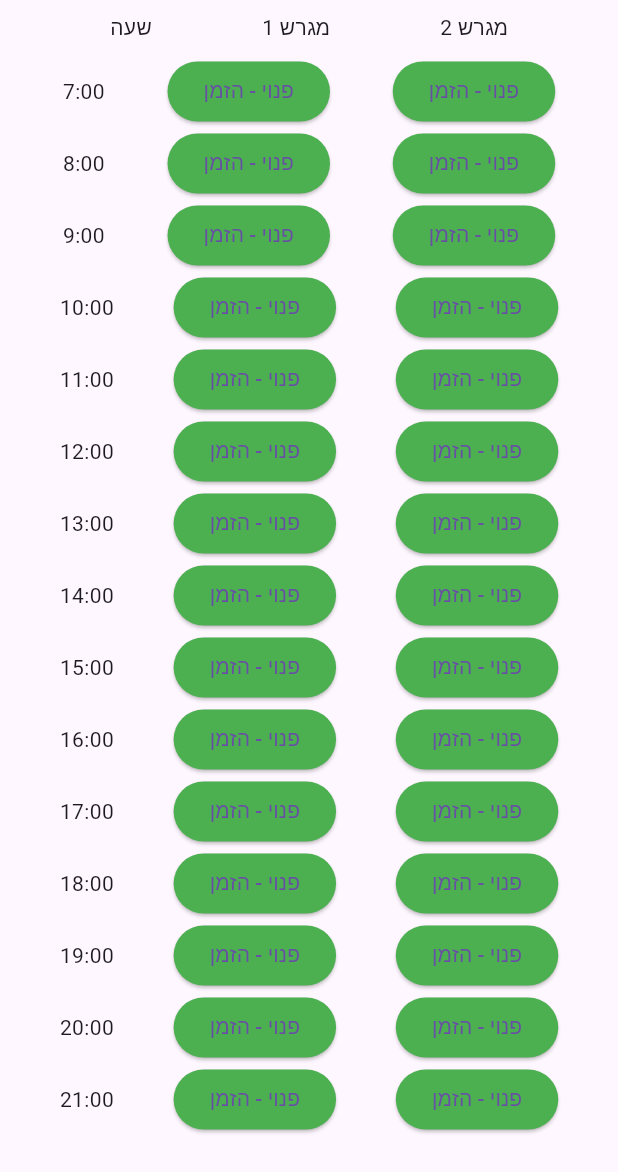
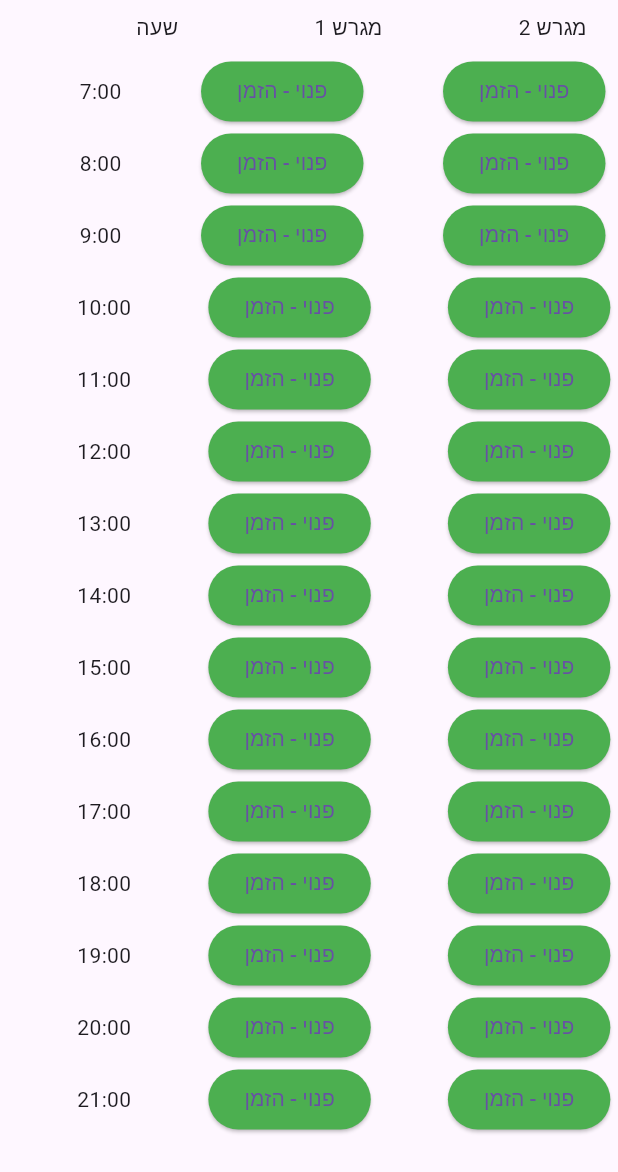
Before and after one commit to mikron30/carmeltennis, a Flutter app: the CourtReservations widget shown alone on an empty page, opened directly with empty values, on a phone screen of 412 x 824 dp. Shown: the top 1172 px of the screen. Run offline on Flutter 3.47's test engine with Material 3 defaults, Android fonts, the phone set to English and light mode, and no system bars; our stand-ins replace cloud_firestore, firebase_auth, firebase_core, go_router, google_fonts; missing offline and left inert: firebase_ui_auth; accounts and stored records are empty.

Commit message:
Add files via upload

```diff
--- a/lib/court_reservation.dart
+++ b/lib/court_reservation.dart
@@ -2,8 +2,8 @@ import 'package:flutter/material.dart';
 import 'package:cloud_firestore/cloud_firestore.dart';
 import 'package:firebase_auth/firebase_auth.dart';
 import 'reservation.dart';
-import 'user_manager.dart';
 import 'reservation_manager.dart';
+import 'package:intl/intl.dart';
 
 class CourtReservations extends StatefulWidget {
   final DateTime selectedDate; // Selected date passed from DateSelector
@@ -22,29 +22,22 @@ class CourtReservations extends StatefulWidget {
 
 class CourtReservationsState extends State<CourtReservations> {
   CourtReservationsState(); // Constructor to receive the selected date
-  Future<void>? _reservationsFuture;
+  Future<Map<String, dynamic>>? _reservationsFuture;
 
-  // Sample data for two courts
-  Map<int, Map<dynamic, dynamic>> court1Reservations = {
+  // Dynamic list to store reservations for each court
+  List<Map<int, Map<String, dynamic>>> courtsReservations = [];
+  bool isWeekend(DateTime date) {
+    // In Dart, weekday 6 represents Friday and 7 represents Saturday
+    return date.weekday == DateTime.friday || date.weekday == DateTime.saturday;
+  } // Example: Initializing for 2 courts, you can adjust based on actual number
+
+  void initReservations(int numberOfCourts) {
+    courtsReservations = List.generate(
+        numberOfCourts,
+        (index) => {
               for (var i = 7; i <= 21; i++)
-      i: {'isReserved': false, 'userName': '', 'partner': ''},
-  };
-
-  Map<int, Map<dynamic, dynamic>> court2Reservations = {
-    for (var i = 7; i <= 21; i++)
-      i: {'isReserved': false, 'userName': '', 'partner': ''},
-  };
-
-  void initReservations() {
-    // Initialize or reset your reservations data here
-    court1Reservations = {
-      for (var i = 7; i <= 21; i++)
-        i: {'isReserved': false, 'userName': '', 'partner': ''},
-    };
-    court2Reservations = {
-      for (var i = 7; i <= 21; i++)
-        i: {'isReserved': false, 'userName': '', 'partner': ''},
-    };
+                i: {'isReserved': false, 'userName': '', 'partner': ''}
+            });
     if (mounted) {
       setState(() {}); // Ensure UI is updated to reflect the reset state
     }
@@ -53,10 +46,9 @@ class CourtReservationsState extends State<CourtReservations> {
   @override
   void initState() {
     DateTime selectedDate = widget.selectedDate;
-    String formattedDate =
-        "${selectedDate.year}-${selectedDate.month.toString().padLeft(2, '0')}-${selectedDate.day.toString().padLeft(2, '0')}";
-    initReservations();
-    _getReservationsForDate(formattedDate);
+
+    initReservations(isWeekend(selectedDate) ? 3 : 2);
+    _getReservationsForDate(selectedDate);
     super.initState();
     _fetchReservations();
   }
@@ -70,30 +62,25 @@ class CourtReservationsState extends State<CourtReservations> {
   }
 
   void _fetchReservations() {
-    String formattedDate =
-        "${widget.selectedDate.year}-${widget.selectedDate.month.toString().padLeft(2, '0')}-${widget.selectedDate.day.toString().padLeft(2, '0')}";
-    _reservationsFuture = _getReservationsForDate(formattedDate);
+    _reservationsFuture = _getReservationsForDate(widget.selectedDate);
   }
 
-  Future<void> _getReservationsForDate(String formattedDate) async {
+  Future<Map<String, dynamic>> _getReservationsForDate(
+      DateTime selectedDate) async {
+    Map<String, dynamic> reservationsData = {}; // Initialize an empty map
+    String formattedDate =
+        "${selectedDate.year}-${selectedDate.month.toString().padLeft(2, '0')}-${selectedDate.day.toString().padLeft(2, '0')}";
     try {
       final User? user = FirebaseAuth.instance.currentUser;
 
       if (user != null) {
-        court1Reservations.clear();
-        court2Reservations.clear();
-        for (var i = 7; i <= 21; i++) {
-          court1Reservations[i] = {
-            'isReserved': false,
-            'userName': '',
-            'partner': ''
-          };
-          court2Reservations[i] = {
-            'isReserved': false,
-            'userName': '',
-            'partner': ''
-          };
+        int numberOfCourts = isWeekend(selectedDate) ? 3 : 2;
+        for (int i = 1; i <= numberOfCourts; i++) {
+          reservationsData[i.toString()] =
+              {}; // Use court number as a string key
         }
+        initReservations(numberOfCourts);
+
         final query = FirebaseFirestore.instance
             .collection('reservations')
             .where('date', isEqualTo: formattedDate);
@@ -115,33 +102,34 @@ class CourtReservationsState extends State<CourtReservations> {
               partner: data['partner'],
             );
             reservations.add(reservation);
-            if (reservation.court == 1) {
-              court1Reservations[reservation.time] = {
+            // Assuming 'courtNumber' is a 1-based index
+            int courtIndex = reservation.court - 1;
+            courtsReservations[courtIndex][reservation.time] = {
               'isReserved': true,
               'userName': reservation.user,
               'partner': reservation.partner,
             };
-            }
-            if (reservation.court == 2) {
-              court2Reservations[reservation.time] = {
+            String courtNumber = data['courtNumber'].toString();
+            int hour = data['hour'];
+            reservationsData[courtNumber][hour] = {
               'isReserved': true,
-                'userName': reservation.user,
-                'partner': reservation.partner,
+              'userName': data['userName'],
+              'partner': data['partner'],
+              // Add any other reservation detail you want to include
             };
-            }
           }
           setState(() {});
         }
         setState(() {});
       }
     } catch (e) {
-      print('Error fetching reservations: $e');
       if (mounted) {
         setState(() {
           // Update your state to reflect the error if necessary
         });
       }
     }
+    return reservationsData; // Return the populated map
   }
 
   void _reserve(int courtNumber, int hour) async {
@@ -170,17 +158,34 @@ class CourtReservationsState extends State<CourtReservations> {
           final storedUserName = data['userName'];
           if (storedUserName == widget.myUserName) {
             try {
+              DateTime now = DateTime.now();
+              DateTime reservationDateTime = DateTime(selectedDate.year,
+                  selectedDate.month, selectedDate.day, hour);
+
+              // Check if the reservation time is in the past or the current hour
+              if (!reservationDateTime.isBefore(now) &&
+                  !(reservationDateTime.hour == now.hour)) {
                 await firstDocument.reference.delete();
-              if (courtNumber == 1) {
-                court1Reservations[hour] = {
-                  'isReserved': false,
-                  'userName': ''
-                };
-              } else if (courtNumber == 2) {
-                court2Reservations[hour] = {
-                  'isReserved': false,
-                  'userName': ''
-                };
+                courtsReservations[courtNumber - 1]
+                    [hour] = {'isReserved': false, 'userName': ''};
+              } else {
+                showDialog(
+                  context: context,
+                  builder: (BuildContext context) {
+                    return AlertDialog(
+                      title: const Text('שגיאה'),
+                      content: const Text('לא ניתן למחוק הזמנות שקרו בעבר'),
+                      actions: <Widget>[
+                        TextButton(
+                          child: const Text('אישור'),
+                          onPressed: () {
+                            Navigator.of(context).pop(); // Close the dialog
+                          },
+                        ),
+                      ],
+                    );
+                  },
+                );
               }
             } catch (e) {
               // Handle the error as needed
@@ -209,11 +214,11 @@ class CourtReservationsState extends State<CourtReservations> {
                 context: context,
                 builder: (BuildContext context) {
                   return AlertDialog(
-                    title: const Text('Reservation Error'),
+                    title: const Text('שגיאת הזמנה'),
                     content: Text("משתמש $name כבר מוזמן"),
                     actions: <Widget>[
                       TextButton(
-                        child: const Text('OK'),
+                        child: const Text('אישור'),
                         onPressed: () {
                           Navigator.of(context).pop(); // Close the dialog
                         },
@@ -269,7 +274,7 @@ class CourtReservationsState extends State<CourtReservations> {
         // Call _getReservations to refresh the screen with updated data
         // Schedule a delayed call to _getReservations after 500 milliseconds (adjust the delay as needed)
         Future.delayed(const Duration(milliseconds: 500), () {
-          _getReservationsForDate(formattedDate);
+          _getReservationsForDate(selectedDate);
         });
       } catch (e) {
         // Handle errors or show an error message
@@ -279,6 +284,9 @@ class CourtReservationsState extends State<CourtReservations> {
 
   String formatName(String fullName) {
     // Trim the fullName to remove leading/trailing whitespaces
+    if (fullName == "") {
+      return "";
+    }
     fullName = fullName.trim();
 
     List<String> names = fullName.split(' ');
@@ -297,100 +305,108 @@ class CourtReservationsState extends State<CourtReservations> {
     }
   }
 
+  Future<bool> _isHoliday(DateTime date) async {
+    final formattedDate = DateFormat('yyyy-MM-dd').format(date);
+    final docSnapshot = await FirebaseFirestore.instance
+        .collection('holidays')
+        .doc(formattedDate)
+        .get();
+    return docSnapshot
+        .exists; // Returns true if a holiday document exists for the selected date
+  }
+
+  Future<int> _determineNumberOfCourts(DateTime date) async {
+    bool isHoliday = await _isHoliday(date);
+    int dayOfWeek = date.weekday;
+
+    if (dayOfWeek == DateTime.friday ||
+        dayOfWeek == DateTime.saturday ||
+        isHoliday) {
+      return 3; // 3 courts on weekends and holidays
+    } else {
+      return 2; // 2 courts on regular days
+    }
+  }
+
+  Future<Map<String, dynamic>> _fetchData(DateTime date) async {
+    int numberOfCourts = await _determineNumberOfCourts(date);
+    await _reservationsFuture; // This line is unnecessary if _getReservationsForDate() doesn't return a meaningful value.
+
+    if (_reservationsFuture == null) {
+      _reservationsFuture = _getReservationsForDate(date);
+    }
+    Map<String, dynamic>? reservationsData = await _reservationsFuture;
+
+    return {
+      'numberOfCourts': numberOfCourts,
+      'reservationsData': reservationsData,
+    };
+  }
+
   @override
   Widget build(BuildContext context) {
-    return FutureBuilder<void>(
-        future: _reservationsFuture,
-        builder: (BuildContext context, AsyncSnapshot<void> snapshot) {
-          // Check the state of the future
+    return FutureBuilder<Map<String, dynamic>>(
+        future: _fetchData(widget.selectedDate),
+        builder: (BuildContext context,
+            AsyncSnapshot<Map<String, dynamic>> snapshot) {
           if (snapshot.connectionState == ConnectionState.waiting) {
-            // Data is still loading
-            return CircularProgressIndicator(); // Show a loader
+            return const CircularProgressIndicator();
           } else if (snapshot.hasError) {
-            // An error occurred
             return Text('Error: ${snapshot.error}');
           } else {
+            int numberOfCourts =
+                snapshot.data?['numberOfCourts'] ?? 2; // Default to 2 courts
             return Column(
               children: [
-                // Header
-                const Padding(
-                  padding: EdgeInsets.symmetric(vertical: 8.0),
+                Expanded(
+                  child: SingleChildScrollView(
+                    scrollDirection: Axis.horizontal,
                     child: Row(
-                    mainAxisAlignment: MainAxisAlignment.spaceEvenly,
                       children: [
-                      Text('שעה'),
-                      Text('מגרש 1'),
-                      Text('מגרש 2'),
+                        Container(
+                          // Adjust the width as needed to fit your content
+                          width: MediaQuery.of(context).size.width *
+                              (numberOfCourts /
+                                  2), // Example dynamic width based on number of courts
+                          child: Column(
+                            children: [
+                              Padding(
+                                padding:
+                                    const EdgeInsets.symmetric(vertical: 8.0),
+                                child: Row(
+                                  mainAxisAlignment:
+                                      MainAxisAlignment.spaceEvenly,
+                                  children: [
+                                    const Text('שעה'),
+                                    for (int i = 0; i < numberOfCourts; i++)
+                                      Text('מגרש ${i + 1}'),
                                   ],
                                 ),
                               ),
-                // Reservations list
                               Expanded(
                                 child: ListView.builder(
-                    itemCount: court1Reservations
-                        .length, // Assuming equal hours for both courts
+                                  itemCount: courtsReservations[0].length,
                                   itemBuilder: (context, index) {
-                      int hour = court1Reservations.keys.elementAt(index);
-                      // Inside your ListView.builder itemBuilder
-                      bool isReservedCourt1 =
-                          court1Reservations[hour]!['isReserved'];
-                      bool isReservedCourt2 =
-                          court2Reservations[hour]!['isReserved'];
-                      String userNameCourt1 = isReservedCourt1
-                          ? formatName(court1Reservations[hour]!['userName'])
-                          : "";
-                      String partnerNameCourt1 = isReservedCourt1
-                          ? formatName(court1Reservations[hour]!['partner'])
-                          : "";
-                      String userNameCourt2 = isReservedCourt2
-                          ? formatName(court2Reservations[hour]!['userName'])
-                          : "";
-                      String partnerNameCourt2 = isReservedCourt2
-                          ? formatName(court2Reservations[hour]!['partner'])
-                          : "";
-                      bool isMine1 = userNameCourt1 == widget.myUserName ||
-                          partnerNameCourt1 == widget.myUserName;
-                      bool isMine2 = userNameCourt2 == widget.myUserName ||
-                          partnerNameCourt2 == widget.myUserName;
-
-                      String textCourt1 = isReservedCourt1
-                          ? "$userNameCourt1, $partnerNameCourt1"
-                          : "פנוי - הזמן";
-                      String textCourt2 = isReservedCourt2
-                          ? "$userNameCourt2, $partnerNameCourt2"
-                          : "פנוי - הזמן";
+                                    int hour = index + 7; // Starting from 7
                                     return Row(
-                        mainAxisAlignment: MainAxisAlignment.spaceEvenly,
+                                      mainAxisAlignment:
+                                          MainAxisAlignment.spaceEvenly,
                                       children: [
-                          // Hour
                                         Text('$hour:00'),
-                          // Court 1 Button
-                          ElevatedButton(
-                            onPressed: () => _reserve(1, hour),
-                            style: ElevatedButton.styleFrom(
-                              backgroundColor: isMine1
-                                  ? Colors.blue
-                                  : isReservedCourt1
-                                      ? Colors.red
-                                      : Colors.green, // Updated parameter
-                            ),
-                            child: Text(textCourt1),
-                          ),
-                          // Court 2 Button
-                          ElevatedButton(
-                            onPressed: () => _reserve(2, hour),
-                            style: ElevatedButton.styleFrom(
-                              backgroundColor: isMine2
-                                  ? Colors.blue
-                                  : isReservedCourt2
-                                      ? Colors.red
-                                      : Colors.green, // Updated parameter
-                            ),
-                            child: Text(textCourt2),
-                          ),
+                                        for (int i = 1;
+                                            i <= numberOfCourts;
+                                            i++)
+                                          buildCourtButton(i - 1, hour),
                                       ],
                                     );
                                   },
+                                ),
+                              ),
+                            ],
+                          ),
+                        ),
+                      ],
+                    ),
                   ),
                 ),
               ],
@@ -398,4 +414,31 @@ class CourtReservationsState extends State<CourtReservations> {
           }
         });
   }
+
+  Widget buildCourtButton(int courtIndex, int hour) {
+    // Assuming courtsReservations is a list of maps, and you're accessing the 'isReserved', 'userName', and 'partner' keys
+    bool isReserved =
+        courtsReservations[courtIndex][hour]?['isReserved'] ?? false;
+    String userName =
+        formatName(courtsReservations[courtIndex][hour]?['userName'] ?? '');
+    String partnerName =
+        formatName(courtsReservations[courtIndex][hour]?['partner'] ?? '');
+
+    bool isMine =
+        userName == widget.myUserName || partnerName == widget.myUserName;
+
+    // Using null-aware operators for safety
+    return ElevatedButton(
+      onPressed: () => _reserve(
+          courtIndex + 1, hour), // Assuming court numbering starts from 1
+      style: ElevatedButton.styleFrom(
+        backgroundColor: isReserved
+            ? isMine
+                ? Colors.blue
+                : Colors.red
+            : Colors.green,
+      ),
+      child: Text(isReserved ? "$userName, $partnerName" : "פנוי - הזמן"),
+    );
   }
+}
--- a/lib/date_selection.dart
+++ b/lib/date_selection.dart
@@ -18,7 +18,7 @@ class DateSelectorState extends State<DateSelector> {
     DateTime now = DateTime.now();
     DateTime today = DateTime(now.year, now.month, now.day);
     DateTime tomorrow =
-        DateTime(now.year, now.month, now.day).add(Duration(days: 1));
+        DateTime(now.year, now.month, now.day).add(const Duration(days: 1));
 
     final DateTime? picked = await showDatePicker(
       context: context,
```
Also changed, not shown: lib/hoilday.dart (added, +102 -0 lines), lib/home_page.dart (+14 -6 lines). Lines whose indentation alone changed are shown as unchanged.
